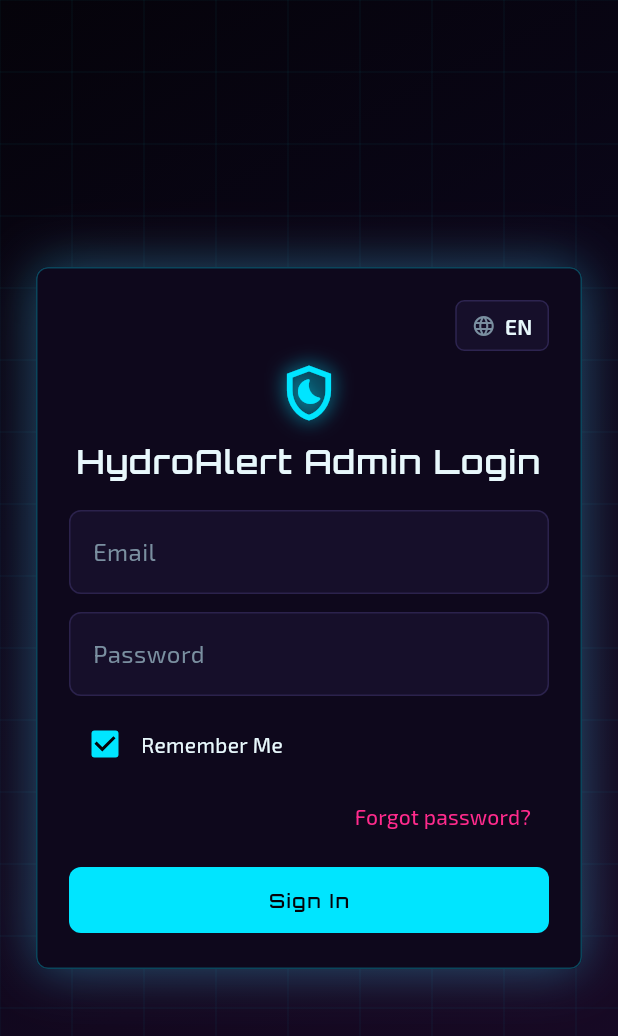
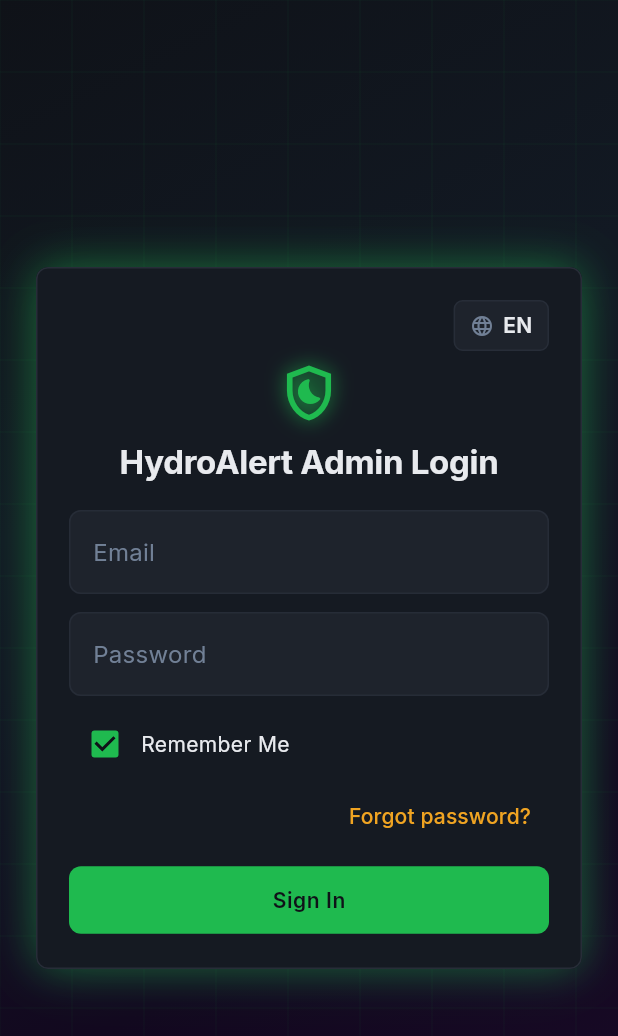
Before and after one commit to King-Angelo/hydroalert_system, a Flutter app: the screen it shows after launch, on a phone screen of 412 x 824 dp. Shown: the top 1036 px of the screen. Run offline on Flutter 3.47's test engine with Material 3 defaults, Android fonts, the phone set to English and light mode, and no system bars; our stand-ins replace cloud_firestore, firebase_analytics, firebase_auth, firebase_core, firebase_crashlytics, google_fonts and 1 more; accounts and stored records are empty.

Commit message:
Live situation map + re-styled admin UI

```diff
--- a/hydroalert_system/apps/admin_app/lib/core/theme/admin_theme.dart
+++ b/hydroalert_system/apps/admin_app/lib/core/theme/admin_theme.dart
@@ -1,27 +1,36 @@
 import 'package:flutter/material.dart';
 import 'package:google_fonts/google_fonts.dart';
 
-/// Cyberpunk-inspired admin palette (neon on deep void). Used across admin UI only.
+/// Administrative UI palette and decor aligned with `design-spec.md`
+/// (operational dark theme: status green / amber / red on slate surfaces).
 abstract final class AdminColors {
-  static const background = Color(0xFF05030A);
-  static const backgroundMid = Color(0xFF0A0618);
-  static const surface = Color(0xFF0E081C);
-  static const surfaceAlt = Color(0xFF160F2A);
-  static const border = Color(0xFF2D2450);
-  /// Electric cyan — primary actions, links, OK states.
-  static const primary = Color(0xFF00E5FF);
-  /// Hot magenta — secondary emphasis, accents.
-  static const accent = Color(0xFFFF2A8C);
-  static const warning = Color(0xFFFFEA00);
-  static const danger = Color(0xFFFF0D5A);
-  static const textPrimary = Color(0xFFE8F8FC);
-  static const textMuted = Color(0xFF7A8FA0);
+  /// Page background — spec `--background`
+  static const background = Color(0xFF0F1218);
+  /// Gradient / mid layer (between background and cards)
+  static const backgroundMid = Color(0xFF121923);
+  /// Card surfaces — spec `--card`
+  static const surface = Color(0xFF151A22);
+  /// Muted panels — spec `--muted`
+  static const surfaceAlt = Color(0xFF1E232C);
+  /// Borders — spec `--border`
+  static const border = Color(0xFF272D38);
+  /// Safe / online / brand accent — spec `--primary`, `--status-normal`
+  static const primary = Color(0xFF1FBA4F);
+  /// Watch / pending / secondary emphasis — spec `--status-alert`
+  static const accent = Color(0xFFF0A422);
+  static const warning = Color(0xFFF0A422);
+  /// Critical / error — spec `--status-critical`
+  static const danger = Color(0xFFE23636);
+  static const textPrimary = Color(0xFFE8EAEE);
+  /// Secondary text — spec `--muted-foreground`
+  static const textMuted = Color(0xFF718096);
 }
 
 abstract final class AdminCyberDecor {
-  static List<BoxShadow> neonGlow(Color c, {double blur = 18}) => [
+  /// Spec-style glow: status color at ~40% opacity.
+  static List<BoxShadow> statusGlow(Color c, {double blur = 12}) => [
         BoxShadow(
-          color: c.withValues(alpha: 0.35),
+          color: c.withValues(alpha: 0.45),
           blurRadius: blur,
           spreadRadius: 0,
         ),
@@ -30,11 +39,11 @@
   static BoxDecoration loginCardFrame() => BoxDecoration(
         borderRadius: BorderRadius.circular(10),
         boxShadow: [
-          ...neonGlow(AdminColors.primary, blur: 28),
+          ...statusGlow(AdminColors.primary, blur: 24),
           BoxShadow(
-            color: AdminColors.accent.withValues(alpha: 0.15),
-            blurRadius: 40,
-            spreadRadius: -4,
+            color: AdminColors.primary.withValues(alpha: 0.12),
+            blurRadius: 36,
+            spreadRadius: -2,
           ),
         ],
       );
@@ -47,44 +56,43 @@
     scaffoldBackgroundColor: AdminColors.background,
   );
 
-  final textTheme = GoogleFonts.exo2TextTheme(baseDark.textTheme).apply(
+  final textTheme = GoogleFonts.interTextTheme(baseDark.textTheme).apply(
     bodyColor: AdminColors.textPrimary,
     displayColor: AdminColors.textPrimary,
   );
 
-  final cyberTitles = textTheme.copyWith(
-    headlineSmall: GoogleFonts.orbitron(
+  final titles = textTheme.copyWith(
+    headlineSmall: GoogleFonts.inter(
       textStyle: textTheme.headlineSmall,
       color: AdminColors.textPrimary,
-      fontWeight: FontWeight.w600,
-      letterSpacing: 0.6,
+      fontWeight: FontWeight.w700,
+      letterSpacing: -0.2,
     ),
-    titleLarge: GoogleFonts.orbitron(
+    titleLarge: GoogleFonts.inter(
       textStyle: textTheme.titleLarge,
       color: AdminColors.textPrimary,
-      fontWeight: FontWeight.w600,
-      letterSpacing: 1.0,
+      fontWeight: FontWeight.w700,
+      letterSpacing: -0.15,
     ),
-    titleMedium: GoogleFonts.orbitron(
+    titleMedium: GoogleFonts.inter(
       textStyle: textTheme.titleMedium,
       color: AdminColors.textPrimary,
       fontWeight: FontWeight.w600,
-      letterSpacing: 0.6,
+      letterSpacing: -0.1,
     ),
-    titleSmall: GoogleFonts.orbitron(
+    titleSmall: GoogleFonts.inter(
       textStyle: textTheme.titleSmall,
       color: AdminColors.textPrimary,
-      fontWeight: FontWeight.w500,
-      letterSpacing: 0.5,
+      fontWeight: FontWeight.w600,
     ),
   );
 
-  final scheme = const ColorScheme.dark(
+  const scheme = ColorScheme.dark(
     surface: AdminColors.surface,
     primary: AdminColors.primary,
-    onPrimary: Color(0xFF05030A),
+    onPrimary: AdminColors.background,
     secondary: AdminColors.accent,
-    onSecondary: Color(0xFF05030A),
+    onSecondary: AdminColors.background,
     tertiary: AdminColors.accent,
     error: AdminColors.danger,
     onError: Color(0xFFFFFFFF),
@@ -96,7 +104,7 @@
   return baseDark.copyWith(
     colorScheme: scheme,
     scaffoldBackgroundColor: AdminColors.background,
-    textTheme: cyberTitles,
+    textTheme: titles,
     primaryColor: AdminColors.primary,
     dividerTheme: DividerThemeData(
       color: AdminColors.border.withValues(alpha: 0.55),
@@ -109,12 +117,12 @@
     cardTheme: CardThemeData(
       color: AdminColors.surface,
       elevation: 0,
-      shadowColor: AdminColors.primary.withValues(alpha: 0.2),
+      shadowColor: Colors.black.withValues(alpha: 0.35),
       margin: EdgeInsets.zero,
       shape: RoundedRectangleBorder(
         borderRadius: BorderRadius.circular(8),
-        side: BorderSide(
-          color: AdminColors.primary.withValues(alpha: 0.28),
+        side: const BorderSide(
+          color: AdminColors.border,
           width: 1,
         ),
       ),
@@ -124,7 +132,7 @@
       fillColor: AdminColors.surfaceAlt,
       labelStyle: TextStyle(
         color: AdminColors.textMuted,
-        letterSpacing: 0.3,
+        letterSpacing: 0.2,
       ),
       hintStyle: TextStyle(
         color: AdminColors.textMuted.withValues(alpha: 0.75),
@@ -149,13 +157,13 @@
     filledButtonTheme: FilledButtonThemeData(
       style: FilledButton.styleFrom(
         backgroundColor: AdminColors.primary,
-        foregroundColor: const Color(0xFF05030A),
+        foregroundColor: AdminColors.background,
         padding: const EdgeInsets.symmetric(horizontal: 22, vertical: 14),
         shape: RoundedRectangleBorder(borderRadius: BorderRadius.circular(8)),
-        textStyle: GoogleFonts.orbitron(
+        textStyle: GoogleFonts.inter(
           fontWeight: FontWeight.w600,
-          letterSpacing: 1.0,
-          fontSize: 13,
+          letterSpacing: 0.4,
+          fontSize: 14,
         ),
       ),
     ),
@@ -180,7 +188,7 @@
     ),
     chipTheme: ChipThemeData(
       backgroundColor: AdminColors.surfaceAlt,
-      selectedColor: AdminColors.primary.withValues(alpha: 0.18),
+      selectedColor: AdminColors.primary.withValues(alpha: 0.15),
       disabledColor: AdminColors.surfaceAlt,
       labelStyle: const TextStyle(color: AdminColors.textPrimary, fontSize: 13),
       secondaryLabelStyle: const TextStyle(color: AdminColors.textPrimary),
@@ -193,7 +201,7 @@
       surfaceTintColor: Colors.transparent,
       shape: RoundedRectangleBorder(
         borderRadius: BorderRadius.circular(8),
-        side: BorderSide(color: AdminColors.primary.withValues(alpha: 0.25)),
+        side: BorderSide(color: AdminColors.border.withValues(alpha: 0.9)),
       ),
     ),
     dialogTheme: DialogThemeData(
@@ -201,7 +209,7 @@
       surfaceTintColor: Colors.transparent,
       shape: RoundedRectangleBorder(
         borderRadius: BorderRadius.circular(12),
-        side: BorderSide(color: AdminColors.primary.withValues(alpha: 0.35)),
+        side: BorderSide(color: AdminColors.border.withValues(alpha: 0.95)),
       ),
     ),
     dropdownMenuTheme: DropdownMenuThemeData(
--- a/hydroalert_system/apps/admin_app/lib/features/auth/presentation/login_page.dart
+++ b/hydroalert_system/apps/admin_app/lib/features/auth/presentation/login_page.dart
@@ -207,10 +207,11 @@
                             Text(
                               l10n.loginTitle,
                               textAlign: TextAlign.center,
-                              style: GoogleFonts.orbitron(
+                              style: GoogleFonts.inter(
                                 textStyle:
                                     Theme.of(context).textTheme.titleLarge,
-                                letterSpacing: 0.8,
+                                fontWeight: FontWeight.w700,
+                                letterSpacing: -0.2,
                               ),
                             ),
                             const SizedBox(height: 18),
--- a/hydroalert_system/apps/admin_app/lib/features/iot_devices/data/iot_devices_repository.dart
+++ b/hydroalert_system/apps/admin_app/lib/features/iot_devices/data/iot_devices_repository.dart
@@ -8,6 +8,8 @@
     this.lastSeenAt,
     this.waterLevelCm,
     this.firmwareVersion,
+    this.latitude,
+    this.longitude,
   });
 
   final String deviceId;
@@ -19,6 +21,13 @@
   /// Latest snapshot: three channels in cm, or null if missing.
   final List<double>? waterLevelCm;
   final String? firmwareVersion;
+
+  /// From Firestore `location.{lat,lng}` when present.
+  final double? latitude;
+  final double? longitude;
+
+  bool get hasMapCoordinates =>
+      latitude != null && longitude != null;
 }
 
 abstract class IotDevicesRepository {
--- a/hydroalert_system/apps/admin_app/lib/l10n/app_localizations.dart
+++ b/hydroalert_system/apps/admin_app/lib/l10n/app_localizations.dart
@@ -75,6 +75,10 @@
   String get validate => _t('validate');
   String get reject => _t('reject');
   String get situationMapStaticMock => _t('situationMapStaticMock');
+  String get situationMapLive => _t('situationMapLive');
+  String get situationMapNoGeo => _t('situationMapNoGeo');
+  String situationMapLoadError(String details) =>
+      '${_t('situationMapLoadErrorPrefix')}$details';
   String get staticMockMapBadge => _t('staticMockMapBadge');
   String get addMockMapAsset => _t('addMockMapAsset');
   String get statusPending => _t('statusPending');
@@ -374,6 +378,10 @@
     'validate': 'Validate',
     'reject': 'Reject',
     'situationMapStaticMock': 'Situation Map (Static Mock)',
+    'situationMapLive': 'Situation Map',
+    'situationMapNoGeo':
+        'No devices with map coordinates. Set `location: { lat, lng }` on IoT_Devices (or turn off the Maps API key to use the static mock).',
+    'situationMapLoadErrorPrefix': 'Could not load map: ',
     'staticMockMapBadge': 'STATIC MOCK MAP',
     'addMockMapAsset': 'Add assets/images/mock_map.png',
     'statusPending': 'Pending',
@@ -616,6 +624,10 @@
     'validate': 'I-validate',
     'reject': 'I-reject',
     'situationMapStaticMock': 'Situation Map (Static Mock)',
+    'situationMapLive': 'Situation Map',
+    'situationMapNoGeo':
+        'Walang device na may map coordinates. Ilagay ang `location: { lat, lng }` sa IoT_Devices (o alisin ang Maps API key para sa static mock).',
+    'situationMapLoadErrorPrefix': 'Hindi ma-load ang mapa: ',
     'staticMockMapBadge': 'STATIC MOCK MAP',
     'addMockMapAsset': 'Idagdag ang assets/images/mock_map.png',
     'statusPending': 'Pending',
--- a/hydroalert_system/apps/admin_app/pubspec.yaml
+++ b/hydroalert_system/apps/admin_app/pubspec.yaml
@@ -23,6 +23,7 @@
   shared_models: any
   http: ^1.2.0
   google_fonts: ^6.2.1
+  google_maps_flutter: ^2.10.0
 
 dev_dependencies:
   flutter_test:
```
Also changed, not shown: hydroalert_system/apps/admin_app/lib/core/config/maps_config.dart (added, +22 -0 lines), hydroalert_system/apps/admin_app/lib/features/dashboard/presentation/dashboard_page.dart (+42 -17 lines), hydroalert_system/apps/admin_app/lib/features/dashboard/widgets/situation_map_panel.dart (added, +263 -0 lines), hydroalert_system/apps/admin_app/lib/features/iot_devices/data/firestore_iot_devices_repository.dart (+16 -0 lines), hydroalert_system/apps/admin_app/lib/features/iot_devices/data/mock_iot_devices_repository.dart (+12 -0 lines), hydroalert_system/apps/admin_app/lib/features/shell/presentation/admin_shell_page.dart (+19 -28 lines), hydroalert_system/pubspec.lock, 10 other files.
